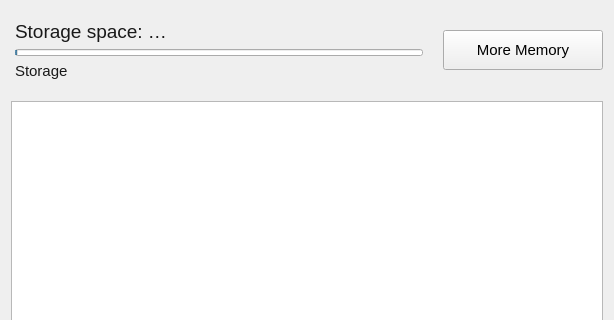
The window that src/gui/accountsettings.ui (nextmcloud/desktop) describes before a commit, drawn with Qt 5; both pictures show x 0 to 614 and y 0 to 320 of the 614 by 569 pixel window.
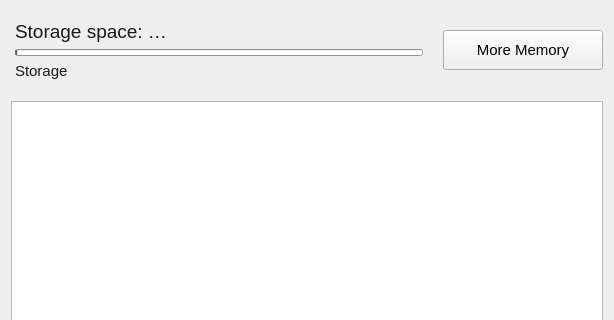
The same window after the commit. Custom widgets are drawn as their Qt base class.

What changed in the file:
```diff
--- a/src/gui/accountsettings.ui
+++ b/src/gui/accountsettings.ui
@@ -6,7 +6,7 @@
    <rect>
     <x>0</x>
     <y>0</y>
-    <width>612</width>
+    <width>614</width>
     <height>569</height>
    </rect>
   </property>
@@ -265,6 +265,475 @@
           <height>7</height>
          </size>
         </property>
+        <property name="palette">
+         <palette>
+          <active>
+           <colorrole role="WindowText">
+            <brush brushstyle="SolidPattern">
+             <color alpha="255">
+              <red>0</red>
+              <green>0</green>
+              <blue>0</blue>
+             </color>
+            </brush>
+           </colorrole>
+           <colorrole role="Button">
+            <brush brushstyle="SolidPattern">
+             <color alpha="255">
+              <red>204</red>
+              <green>204</green>
+              <blue>204</blue>
+             </color>
+            </brush>
+           </colorrole>
+           <colorrole role="Light">
+            <brush brushstyle="SolidPattern">
+             <color alpha="255">
+              <red>255</red>
+              <green>255</green>
+              <blue>255</blue>
+             </color>
+            </brush>
+           </colorrole>
+           <colorrole role="Midlight">
+            <brush brushstyle="SolidPattern">
+             <color alpha="255">
+              <red>229</red>
+              <green>229</green>
+              <blue>229</blue>
+             </color>
+            </brush>
+           </colorrole>
+           <colorrole role="Dark">
+            <brush brushstyle="SolidPattern">
+             <color alpha="255">
+              <red>102</red>
+              <green>102</green>
+              <blue>102</blue>
+             </color>
+            </brush>
+           </colorrole>
+           <colorrole role="Mid">
+            <brush brushstyle="SolidPattern">
+             <color alpha="255">
+              <red>136</red>
+              <green>136</green>
+              <blue>136</blue>
+             </color>
+            </brush>
+           </colorrole>
+           <colorrole role="Text">
+            <brush brushstyle="SolidPattern">
+             <color alpha="255">
+              <red>0</red>
+              <green>0</green>
+              <blue>0</blue>
+             </color>
+            </brush>
+           </colorrole>
+           <colorrole role="BrightText">
+            <brush brushstyle="SolidPattern">
+             <color alpha="255">
+              <red>255</red>
+              <green>255</green>
+              <blue>255</blue>
+             </color>
+            </brush>
+           </colorrole>
+           <colorrole role="ButtonText">
+            <brush brushstyle="SolidPattern">
+             <color alpha="255">
+              <red>0</red>
+              <green>0</green>
+              <blue>0</blue>
+             </color>
+            </brush>
+           </colorrole>
+           <colorrole role="Base">
+            <brush brushstyle="SolidPattern">
+             <color alpha="255">
+              <red>255</red>
+              <green>255</green>
+              <blue>255</blue>
+             </color>
+            </brush>
+           </colorrole>
+           <colorrole role="Window">
+            <brush brushstyle="SolidPattern">
+             <color alpha="255">
+              <red>204</red>
+              <green>204</green>
+              <blue>204</blue>
+             </color>
+            </brush>
+           </colorrole>
+           <colorrole role="Shadow">
+            <brush brushstyle="SolidPattern">
+             <color alpha="255">
+              <red>0</red>
+              <green>0</green>
+              <blue>0</blue>
+             </color>
+            </brush>
+           </colorrole>
+           <colorrole role="Highlight">
+            <brush brushstyle="SolidPattern">
+             <color alpha="255">
+              <red>102</red>
+              <green>102</green>
+              <blue>102</blue>
+             </color>
+            </brush>
+           </colorrole>
+           <colorrole role="AlternateBase">
+            <brush brushstyle="SolidPattern">
+             <color alpha="255">
+              <red>204</red>
+              <green>204</green>
+              <blue>204</blue>
+             </color>
+            </brush>
+           </colorrole>
+           <colorrole role="ToolTipBase">
+            <brush brushstyle="SolidPattern">
+             <color alpha="255">
+              <red>255</red>
+              <green>255</green>
+              <blue>220</blue>
+             </color>
+            </brush>
+           </colorrole>
+           <colorrole role="ToolTipText">
+            <brush brushstyle="SolidPattern">
+             <color alpha="255">
+              <red>0</red>
+              <green>0</green>
+              <blue>0</blue>
+             </color>
+            </brush>
+           </colorrole>
+           <colorrole role="PlaceholderText">
+            <brush brushstyle="SolidPattern">
+             <color alpha="128">
+              <red>0</red>
+              <green>0</green>
+              <blue>0</blue>
+             </color>
+            </brush>
+           </colorrole>
+          </active>
+          <inactive>
+           <colorrole role="WindowText">
+            <brush brushstyle="SolidPattern">
+             <color alpha="255">
+              <red>0</red>
+              <green>0</green>
+              <blue>0</blue>
+             </color>
+            </brush>
+           </colorrole>
+           <colorrole role="Button">
+            <brush brushstyle="SolidPattern">
+             <color alpha="255">
+              <red>204</red>
+              <green>204</green>
+              <blue>204</blue>
+             </color>
+            </brush>
+           </colorrole>
+           <colorrole role="Light">
+            <brush brushstyle="SolidPattern">
+             <color alpha="255">
+              <red>255</red>
+              <green>255</green>
+              <blue>255</blue>
+             </color>
+            </brush>
+           </colorrole>
+           <colorrole role="Midlight">
+            <brush brushstyle="SolidPattern">
+             <color alpha="255">
+              <red>229</red>
+              <green>229</green>
+              <blue>229</blue>
+             </color>
+            </brush>
+           </colorrole>
+           <colorrole role="Dark">
+            <brush brushstyle="SolidPattern">
+             <color alpha="255">
+              <red>102</red>
+              <green>102</green>
+              <blue>102</blue>
+             </color>
+            </brush>
+           </colorrole>
+           <colorrole role="Mid">
+            <brush brushstyle="SolidPattern">
+             <color alpha="255">
+              <red>136</red>
+              <green>136</green>
+              <blue>136</blue>
+             </color>
+            </brush>
+           </colorrole>
+           <colorrole role="Text">
+            <brush brushstyle="SolidPattern">
+             <color alpha="255">
+              <red>0</red>
+              <green>0</green>
+              <blue>0</blue>
+             </color>
+            </brush>
+           </colorrole>
+           <colorrole role="BrightText">
+            <brush brushstyle="SolidPattern">
+             <color alpha="255">
+              <red>255</red>
+              <green>255</green>
+              <blue>255</blue>
+             </color>
+            </brush>
+           </colorrole>
+           <colorrole role="ButtonText">
+            <brush brushstyle="SolidPattern">
+             <color alpha="255">
+              <red>0</red>
+              <green>0</green>
+              <blue>0</blue>
+             </color>
+            </brush>
+           </colorrole>
+           <colorrole role="Base">
+            <brush brushstyle="SolidPattern">
+             <color alpha="255">
+              <red>255</red>
+              <green>255</green>
+              <blue>255</blue>
+             </color>
+            </brush>
+           </colorrole>
+           <colorrole role="Window">
+            <brush brushstyle="SolidPattern">
+             <color alpha="255">
+              <red>204</red>
+              <green>204</green>
+              <blue>204</blue>
+             </color>
+            </brush>
+           </colorrole>
+           <colorrole role="Shadow">
+            <brush brushstyle="SolidPattern">
+             <color alpha="255">
+              <red>0</red>
+              <green>0</green>
+              <blue>0</blue>
+             </color>
+            </brush>
+           </colorrole>
+           <colorrole role="Highlight">
+            <brush brushstyle="SolidPattern">
+             <color alpha="255">
+              <red>102</red>
+              <green>102</green>
+              <blue>102</blue>
+             </color>
+            </brush>
+           </colorrole>
+           <colorrole role="AlternateBase">
+            <brush brushstyle="SolidPattern">
+             <color alpha="255">
+              <red>204</red>
+              <green>204</green>
+              <blue>204</blue>
+             </color>
+            </brush>
+           </colorrole>
+           <colorrole role="ToolTipBase">
+            <brush brushstyle="SolidPattern">
+             <color alpha="255">
+              <red>255</red>
+              <green>255</green>
+              <blue>220</blue>
+             </color>
+            </brush>
+           </colorrole>
+           <colorrole role="ToolTipText">
+            <brush brushstyle="SolidPattern">
+             <color alpha="255">
+              <red>0</red>
+              <green>0</green>
+              <blue>0</blue>
+             </color>
+            </brush>
+           </colorrole>
+           <colorrole role="PlaceholderText">
+            <brush brushstyle="SolidPattern">
+             <color alpha="128">
+              <red>0</red>
+              <green>0</green>
+              <blue>0</blue>
+             </color>
+            </brush>
+           </colorrole>
+          </inactive>
+          <disabled>
+           <colorrole role="WindowText">
+            <brush brushstyle="SolidPattern">
+             <color alpha="255">
+              <red>102</red>
+              <green>102</green>
+              <blue>102</blue>
+             </color>
+            </brush>
+           </colorrole>
+           <colorrole role="Button">
+            <brush brushstyle="SolidPattern">
+             <color alpha="255">
+              <red>204</red>
+              <green>204</green>
+              <blue>204</blue>
+             </color>
+            </brush>
+           </colorrole>
+           <colorrole role="Light">
+            <brush brushstyle="SolidPattern">
+             <color alpha="255">
+              <red>255</red>
+              <green>255</green>
+              <blue>255</blue>
+             </color>
+            </brush>
+           </colorrole>
+           <colorrole role="Midlight">
+            <brush brushstyle="SolidPattern">
+             <color alpha="255">
+              <red>229</red>
+              <green>229</green>
+              <blue>229</blue>
+             </color>
+            </brush>
+           </colorrole>
+           <colorrole role="Dark">
+            <brush brushstyle="SolidPattern">
+             <color alpha="255">
+              <red>102</red>
+              <green>102</green>
+              <blue>102</blue>
+             </color>
+            </brush>
+           </colorrole>
+           <colorrole role="Mid">
+            <brush brushstyle="SolidPattern">
+             <color alpha="255">
+              <red>136</red>
+              <green>136</green>
+              <blue>136</blue>
+             </color>
+            </brush>
+           </colorrole>
+           <colorrole role="Text">
+            <brush brushstyle="SolidPattern">
+             <color alpha="255">
+              <red>102</red>
+              <green>102</green>
+              <blue>102</blue>
+             </color>
+            </brush>
+           </colorrole>
+           <colorrole role="BrightText">
+            <brush brushstyle="SolidPattern">
+             <color alpha="255">
+              <red>255</red>
+              <green>255</green>
+              <blue>255</blue>
+             </color>
+            </brush>
+           </colorrole>
+           <colorrole role="ButtonText">
+            <brush brushstyle="SolidPattern">
+             <color alpha="255">
+              <red>102</red>
+              <green>102</green>
+              <blue>102</blue>
+             </color>
+            </brush>
+           </colorrole>
+           <colorrole role="Base">
+            <brush brushstyle="SolidPattern">
+             <color alpha="255">
+              <red>204</red>
+              <green>204</green>
+              <blue>204</blue>
+             </color>
+            </brush>
+           </colorrole>
+           <colorrole role="Window">
+            <brush brushstyle="SolidPattern">
+             <color alpha="255">
+              <red>204</red>
+              <green>204</green>
+              <blue>204</blue>
+             </color>
+            </brush>
+           </colorrole>
+           <colorrole role="Shadow">
+            <brush brushstyle="SolidPattern">
+             <color alpha="255">
+              <red>0</red>
+              <green>0</green>
+              <blue>0</blue>
+             </color>
+            </brush>
+           </colorrole>
+           <colorrole role="Highlight">
+            <brush brushstyle="SolidPattern">
+             <color alpha="255">
+              <red>0</red>
+              <green>120</green>
+              <blue>215</blue>
+             </color>
+            </brush>
+           </colorrole>
+           <colorrole role="AlternateBase">
+            <brush brushstyle="SolidPattern">
+             <color alpha="255">
+              <red>204</red>
+              <green>204</green>
+              <blue>204</blue>
+             </color>
+            </brush>
+           </colorrole>
+           <colorrole role="ToolTipBase">
+            <brush brushstyle="SolidPattern">
+             <color alpha="255">
+              <red>255</red>
+              <green>255</green>
+              <blue>220</blue>
+             </color>
+            </brush>
+           </colorrole>
+           <colorrole role="ToolTipText">
+            <brush brushstyle="SolidPattern">
+             <color alpha="255">
+              <red>0</red>
+              <green>0</green>
+              <blue>0</blue>
+             </color>
+            </brush>
+           </colorrole>
+           <colorrole role="PlaceholderText">
+            <brush brushstyle="SolidPattern">
+             <color alpha="128">
+              <red>0</red>
+              <green>0</green>
+              <blue>0</blue>
+             </color>
+            </brush>
+           </colorrole>
+          </disabled>
+         </palette>
+        </property>
         <property name="maximum">
          <number>408</number>
         </property>
```
